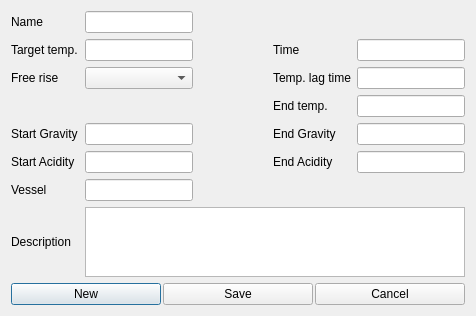
Above: ui/fermentationStepEditor.ui from Brewken/brewken before the change. Below: the same form after it.
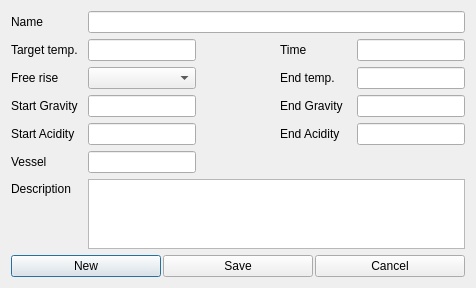
That is the form after the change. Icons and pictures are not drawn. Custom widgets are drawn as their Qt base class.

Commit message: Various fixes, plus first steps towards additional IBU methods

The edit to the form file:
```diff
--- a/ui/fermentationStepEditor.ui
+++ b/ui/fermentationStepEditor.ui
@@ -26,7 +26,7 @@
        </property>
       </widget>
      </item>
-     <item row="0" column="2">
+     <item row="0" column="2" colspan="4">
       <widget class="SmartLineEdit" name="lineEdit_name">
        <property name="toolTip">
         <string>Name</string>
@@ -119,26 +119,6 @@
       </widget>
      </item>
      <item row="4" column="4">
-      <widget class="SmartLabel" name="label_rampTime">
-       <property name="contextMenuPolicy">
-        <enum>Qt::CustomContextMenu</enum>
-       </property>
-       <property name="text">
-        <string>Temp. lag time</string>
-       </property>
-       <property name="buddy">
-        <cstring>lineEdit_rampTime</cstring>
-       </property>
-      </widget>
-     </item>
-     <item row="4" column="5">
-      <widget class="SmartLineEdit" name="lineEdit_rampTime">
-       <property name="toolTip">
-        <string>Lag time</string>
-       </property>
-      </widget>
-     </item>
-     <item row="6" column="4">
       <widget class="SmartLabel" name="label_endTemp">
        <property name="contextMenuPolicy">
         <enum>Qt::CustomContextMenu</enum>
@@ -151,14 +131,14 @@
        </property>
       </widget>
      </item>
-     <item row="6" column="5">
+     <item row="4" column="5">
       <widget class="SmartLineEdit" name="lineEdit_endTemp">
        <property name="toolTip">
         <string>Final temp. of this step</string>
        </property>
       </widget>
      </item>
-     <item row="8" column="1">
+     <item row="6" column="1">
       <widget class="SmartLabel" name="label_startGravity">
        <property name="text">
         <string>Start Gravity</string>
@@ -168,11 +148,11 @@
        </property>
       </widget>
      </item>
-     <item row="8" column="2">
+     <item row="6" column="2">
       <widget class="SmartLineEdit" name="lineEdit_startGravity">
       </widget>
      </item>
-     <item row="8" column="4">
+     <item row="6" column="4">
       <widget class="SmartLabel" name="label_endGravity">
        <property name="text">
         <string>End Gravity</string>
@@ -182,11 +162,11 @@
        </property>
       </widget>
      </item>
-     <item row="8" column="5">
+     <item row="6" column="5">
       <widget class="SmartLineEdit" name="lineEdit_endGravity">
       </widget>
      </item>
-     <item row="10" column="1">
+     <item row="8" column="1">
       <widget class="SmartLabel" name="label_startAcidity">
        <property name="text">
         <string>Start Acidity</string>
@@ -196,11 +176,11 @@
        </property>
       </widget>
      </item>
-     <item row="10" column="2">
+     <item row="8" column="2">
       <widget class="SmartLineEdit" name="lineEdit_startAcidity">
       </widget>
      </item>
-     <item row="10" column="4">
+     <item row="8" column="4">
       <widget class="SmartLabel" name="label_endAcidity">
        <property name="text">
         <string>End Acidity</string>
@@ -210,11 +190,11 @@
        </property>
       </widget>
      </item>
-     <item row="10" column="5">
+     <item row="8" column="5">
       <widget class="SmartLineEdit" name="lineEdit_endAcidity">
       </widget>
      </item>
-     <item row="12" column="1">
+     <item row="10" column="1">
       <widget class="QLabel" name="label_vessel">
        <property name="text">
         <string>Vessel</string>
@@ -224,7 +204,7 @@
        </property>
       </widget>
      </item>
-     <item row="12" column="2">
+     <item row="10" column="2">
       <widget class="SmartLineEdit" name="lineEdit_vessel">
        <property name="toolTip">
         <string>Vessel</string>
@@ -244,7 +224,7 @@
        </property>
       </widget>
      </item>
-     <item row="14" column="2" colspan="4">
+     <item row="14" column="2" rowspan="3" colspan="4">
       <widget class="QTextEdit" name="textEdit_description">
       </widget>
      </item>
```
Left out of the diff: 6 changed lines with no effect on the pictures. The commit also changes 196 other files.
